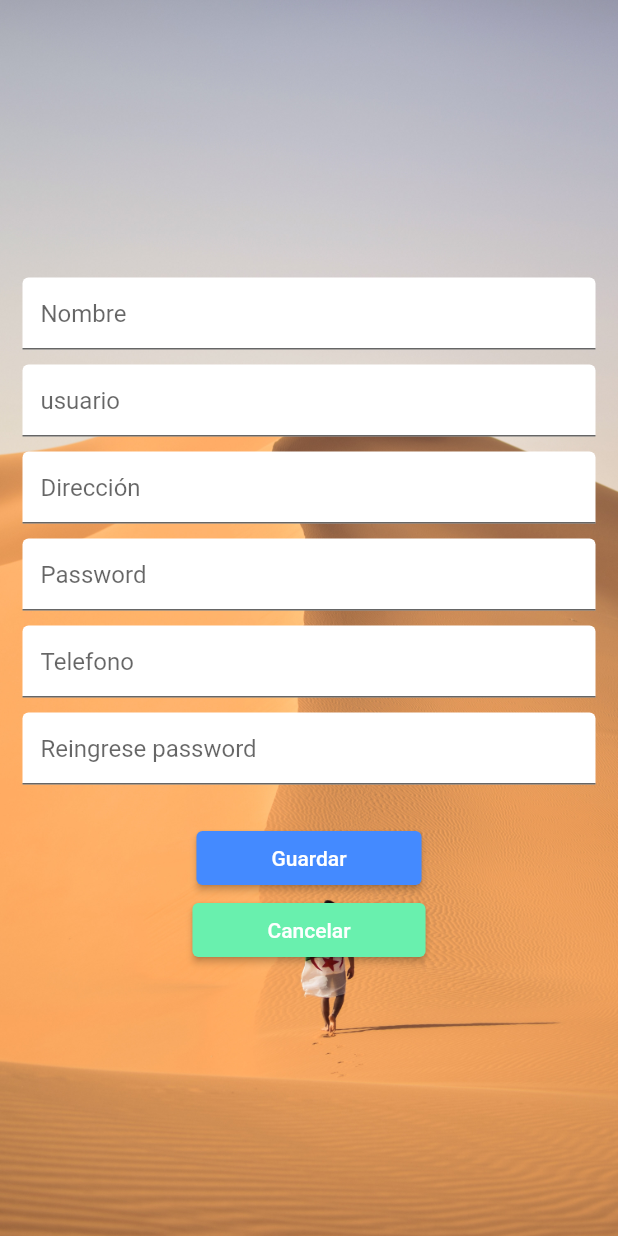
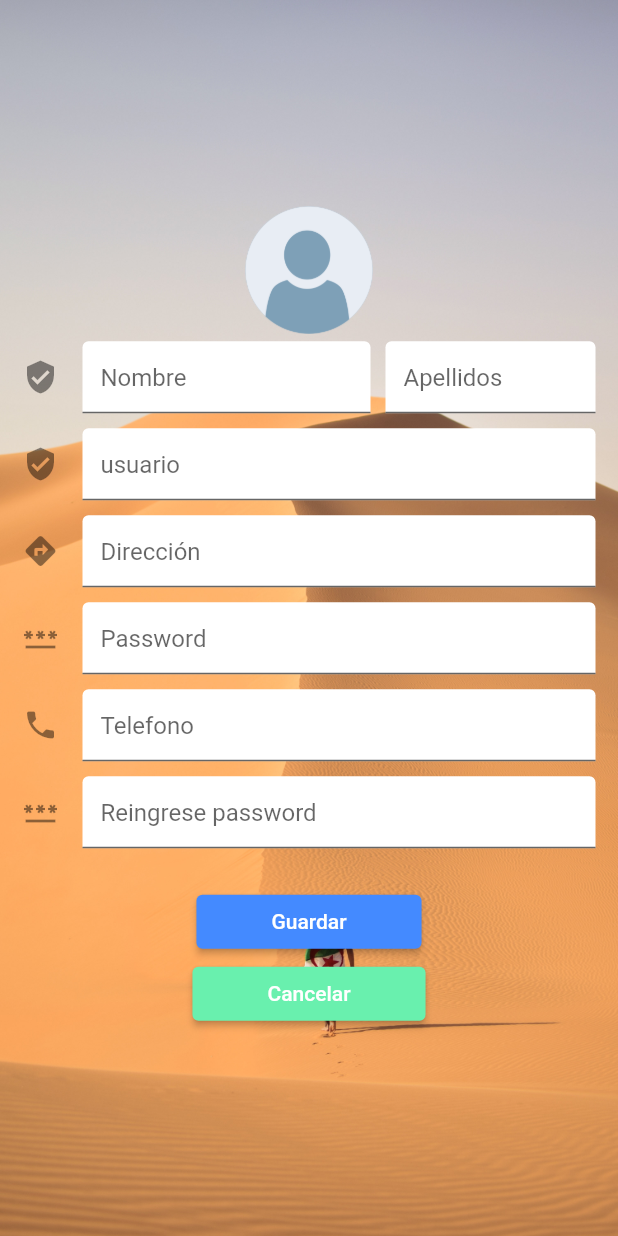
Before and after one commit to vpineda7/parcial1_etps3, a Flutter app: what pantallaLogin() shows on an empty page, opened directly, on a phone screen of 412 x 824 dp. Run offline on Flutter 3.47's test engine with Material 2 defaults, Android fonts, the phone set to English and light mode, and no system bars.

Commit message:
se agregó iconos, se agregó en una sola fila las dos input y se agregó imagen

```diff
--- a/lib/principal/Login.dart
+++ b/lib/principal/Login.dart
@@ -31,6 +31,7 @@ Widget pantallaLogin() {
         child: Column(
           mainAxisAlignment: MainAxisAlignment.center,
           children: <Widget>[
+            avatar(),
             camposNombreYappellidos(),
             camposUsuario(),
             camposDireccion(),
--- a/lib/principal/campos.dart
+++ b/lib/principal/campos.dart
@@ -1,18 +1,54 @@
 import 'package:flutter/material.dart';
+
+Widget avatar () {
+  return Container(
+    // padding: EdgeInsets.all(10.0),
+
+    child: Image.asset("assets/img/avatar.png"),
+    width: 85,
+    height: 85,
+  );
+}
+
+
 
 Widget camposNombreYappellidos () {
   return Container(
     padding: EdgeInsets.symmetric(horizontal: 15, vertical: 5),
+    child: Row(
+      children: const <Widget>[
+            Expanded(
               child:TextField(
                 decoration:  InputDecoration(
                   hintText: "Nombre",
                   fillColor: Colors.white,
-          filled: true
+                  filled: true,
+                  icon: Icon(Icons.verified_user),
+
+                )
               ),
             ),
+            SizedBox(
+              width:10 ,
+            ),
+            SizedBox(
+              width:140,
+              child: Expanded(
+              child:TextField(
+                decoration:  InputDecoration(
+                  hintText: "Apellidos",
+                  fillColor: Colors.white,
+                  filled: true,
+
+                )
+              ),
+            )
+            )
+
+          ],
+        )
     );
 }
-
 
 
 
@@ -24,7 +60,8 @@ Widget camposUsuario () {
         decoration:  InputDecoration(
           hintText: "usuario",
           fillColor: Colors.white,
-          filled: true
+          filled: true,
+          icon: Icon(Icons.verified_user)
         )
       ),
     );
@@ -37,7 +74,8 @@ Widget camposDireccion () {
         decoration:  InputDecoration(
           hintText: "Dirección",
           fillColor: Colors.white,
-          filled: true
+          filled: true,
+          icon: Icon(Icons.directions)
         ),
       ),
     );
@@ -52,7 +90,8 @@ Widget camposPass () {
         decoration:  InputDecoration(
           hintText: "Password",
           fillColor: Colors.white,
-          filled: true
+          filled: true ,
+          icon: Icon(Icons.password)
         )
       ),
     );
@@ -65,7 +104,8 @@ Widget camposTelefono () {
         decoration:  InputDecoration(
           hintText: "Telefono",
           fillColor: Colors.white,
-          filled: true
+          filled: true,
+          icon: Icon(Icons.phone)
         ),
       ),
     );
@@ -79,7 +119,9 @@ Widget camposRePass () {
         decoration:  InputDecoration(
           hintText: "Reingrese password",
           fillColor: Colors.white,
-          filled: true
+          filled: true,
+          icon: Icon(Icons.password)
+
         )
       ),
     );
```
Also changed, not shown: assets/img/avatar.png (added). Lines whose indentation alone changed are shown as unchanged.
